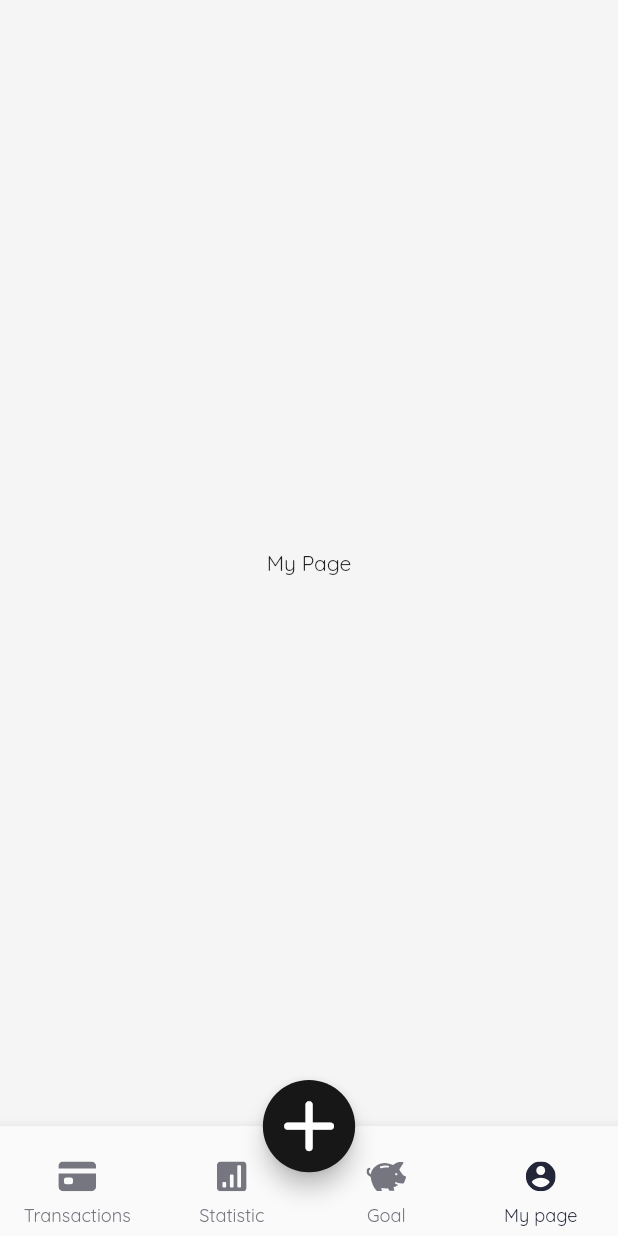
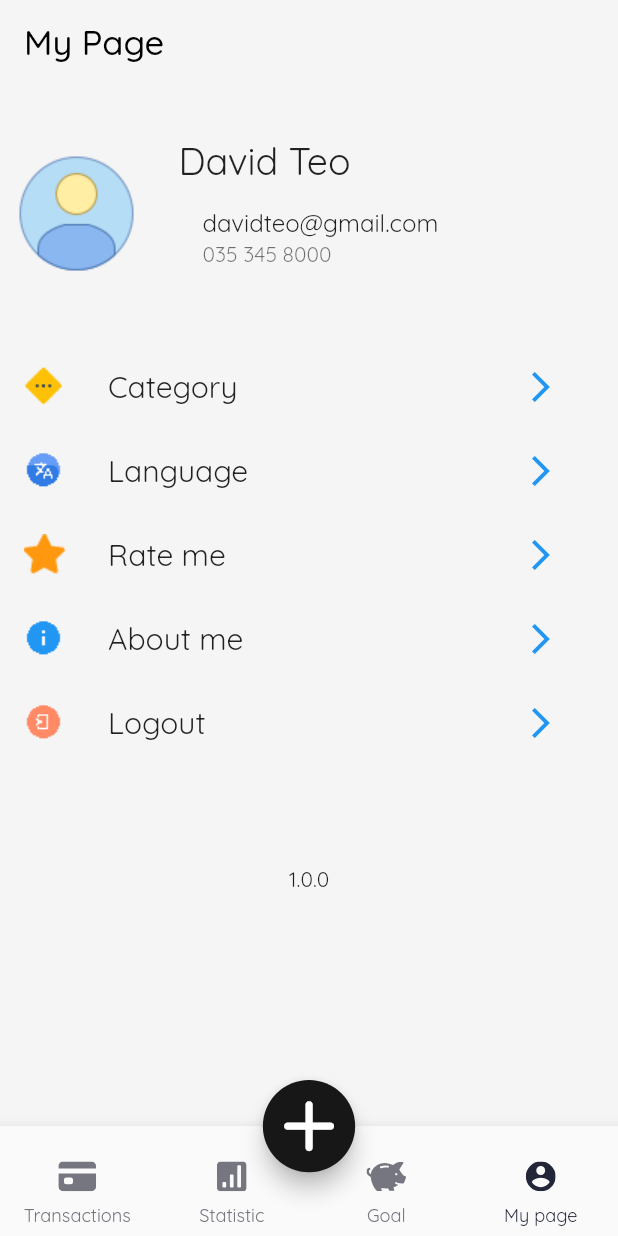
Before and after one commit to leehoang21/flutter_smart_wallet, a Flutter app: the screen it shows after launch, item 4 of the bottom bar chosen, on a phone screen of 412 x 824 dp. Run offline on Flutter 3.47's test engine with Material 2 defaults, Android fonts, the phone set to English and light mode, and no system bars; our stand-ins replace bloc, cached_network_image, cloud_firestore, connectivity_plus, dio, equatable and 13 more; missing offline and left inert: cloud_firestore_web, connectivity_plus_web, firebase_auth_web, firebase_core_web, firebase_storage_web, shared_preferences_web; accounts and stored records are empty; network calls fail.

Commit message:
account ui

```diff
--- a/lib/presentation/journey/account/account_screen.dart
+++ b/lib/presentation/journey/account/account_screen.dart
@@ -1,13 +1,37 @@
 import 'package:flutter/material.dart';
 import 'package:flutter_smart_wallet/presentation/journey/account/account_constants.dart';
+import 'package:flutter_smart_wallet/presentation/journey/account/src/categories.dart';
+import 'package:flutter_smart_wallet/presentation/journey/account/src/information.dart';
+import 'package:flutter_smart_wallet/presentation/journey/account/src/version.dart';
 
 class AccountScreen extends StatelessWidget {
   AccountScreen({Key? key}) : super(key: key ?? AccountConstants.key);
 
   @override
   Widget build(BuildContext context) {
-    return Center(
-      child: Text("My Page"),
+    return Scaffold(
+      appBar: AppBar(
+        title: Text(
+          "My Page",
+          style: TextStyle(fontSize: 23, color: Colors.black),
+        ),
+      ),
+      body: Column(
+        children: [
+          Expanded(
+            child: Information(),
+            flex: 1,
+          ),
+          Expanded(
+            child: Categories(),
+            flex: 2,
+          ),
+          Expanded(
+            child: version(),
+            flex: 1,
+          ),
+        ],
+      ),
     );
   }
 }
--- /dev/null
+++ b/lib/presentation/journey/account/src/avata.dart
@@ -0,0 +1,10 @@
+import 'package:flutter/material.dart';
+
+class Avata extends StatelessWidget {
+  Avata({Key? key}) : super(key: key);
+
+  @override
+  Widget build(BuildContext context) {
+    return Image.asset('assets/icons/avata_default.png');
+  }
+}
--- /dev/null
+++ b/lib/presentation/journey/account/src/cardinfor.dart
@@ -0,0 +1,19 @@
+import 'package:flutter/material.dart';
+
+class CardInfor extends StatelessWidget {
+  CardInfor({Key? key}) : super(key: key);
+
+  @override
+  Widget build(BuildContext context) {
+    return ListTile(
+      title: Text(
+        'David Teo',
+        style: TextStyle(fontSize: 25),
+      ),
+      subtitle: ListTile(
+        title: Text('davidteo@gmail.com'),
+        subtitle: Text('035 345 8000'),
+      ),
+    );
+  }
+}
--- /dev/null
+++ b/lib/presentation/journey/account/src/categories.dart
@@ -0,0 +1,35 @@
+import 'package:flutter/material.dart';
+
+import 'category.dart';
+
+class Categories extends StatelessWidget {
+  Categories({Key? key}) : super(key: key);
+
+  @override
+  Widget build(BuildContext context) {
+    return Column(
+      children: [
+        Categori(
+            pathImage: 'assets/icons/categories.png',
+            title: 'Category',
+            action: () {}),
+        Categori(
+            pathImage: 'assets/icons/language.png',
+            title: 'Language',
+            action: () {}),
+        Categori(
+            pathImage: 'assets/icons/rateme.png',
+            title: 'Rate me',
+            action: () {}),
+        Categori(
+            pathImage: 'assets/icons/aboutme.png',
+            title: 'About me',
+            action: () {}),
+        Categori(
+            pathImage: 'assets/icons/logout.png',
+            title: 'Logout',
+            action: () {}),
+      ],
+    );
+  }
+}
--- /dev/null
+++ b/lib/presentation/journey/account/src/category.dart
@@ -0,0 +1,40 @@
+import 'package:flutter/material.dart';
+
+class Categori extends StatelessWidget {
+  Categori(
+      {Key? key,
+      required this.pathImage,
+      required this.title,
+      required this.action})
+      : super(key: key);
+  String title;
+  String pathImage;
+  Function action;
+
+  @override
+  Widget build(BuildContext context) {
+    return Row(
+      children: [
+        Expanded(
+          child: ListTile(
+            title: Text(
+              title,
+              style: TextStyle(fontSize: 20),
+            ),
+            leading: Expanded(child: Image.asset(pathImage)),
+          ),
+          flex: 3,
+        ),
+        Expanded(
+          child: TextButton(
+            child: Icon(Icons.arrow_forward_ios),
+            onPressed: () {
+              action;
+            },
+          ),
+          flex: 1,
+        ),
+      ],
+    );
+  }
+}
--- /dev/null
+++ b/lib/presentation/journey/account/src/information.dart
@@ -0,0 +1,26 @@
+import 'package:flutter/material.dart';
+import 'package:cloud_firestore/cloud_firestore.dart';
+import 'avata.dart';
+import 'cardinfor.dart';
+
+class Information extends StatelessWidget {
+  Information({Key? key}) : super(key: key);
+
+  @override
+  Widget build(BuildContext context) {
+    return Container(
+      child: Row(
+        children: [
+          Expanded(
+            child: Avata(),
+            flex: 1,
+          ),
+          Expanded(
+            child: CardInfor(),
+            flex: 3,
+          ),
+        ],
+      ),
+    );
+  }
+}
--- /dev/null
+++ b/lib/presentation/journey/account/src/version.dart
@@ -0,0 +1,3 @@
+import 'package:flutter/cupertino.dart';
+
+Widget version() => Text('1.0.0');
--- a/pubspec.yaml
+++ b/pubspec.yaml
@@ -83,6 +83,7 @@ flutter:
     - assets/icons/
     - assets/images/
     - assets/i18n/
+    - assets/
 
   # An image asset can refer to one or more resolution-specific "variants", see
   # https://flutter.dev/assets-and-images/#resolution-aware.
```
Also changed, not shown: assets/icons/aboutme.png (added), assets/icons/avata_default.png (added), assets/icons/categories.png (added), assets/icons/language.png (added), assets/icons/logout.png (added), assets/icons/rateme.png (added).
